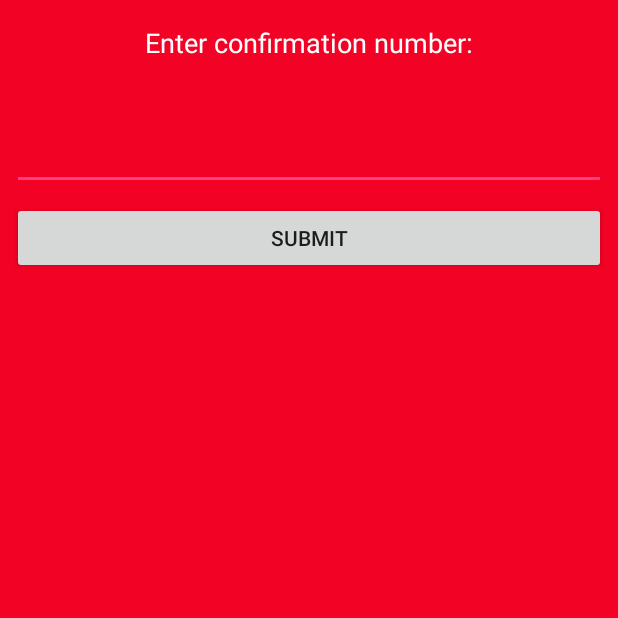
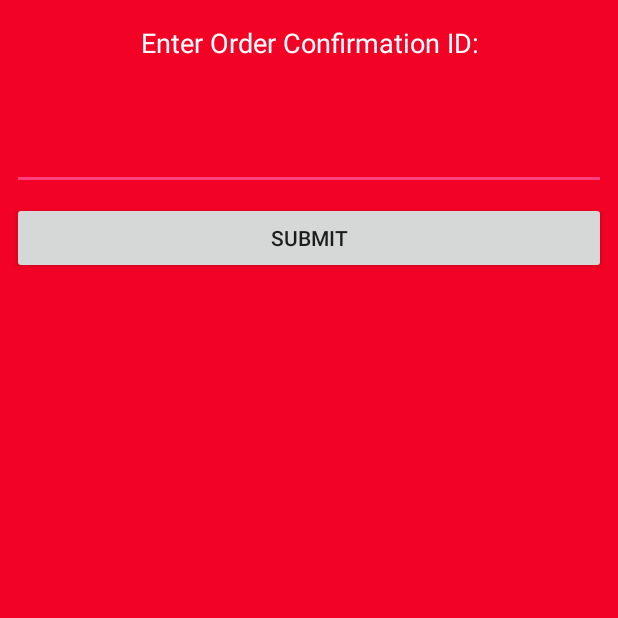
Before and after one commit to miguelllamas/MOBAPDE_Final_Project, an Android app: the CashierView screen opened directly, with no data from a screen before it, on a phone screen of 412 x 824 dp, the top half of it. Run offline under Robolectric (Android 15) with nearby library versions, the phone set to English and light mode, and no system bars; our stand-ins replace Firebase (no records; nobody signed in at launch, a user with empty details on screens opened directly).

Commit message:
String changes

```diff
--- a/app/src/main/java/com/example/rolo/ramennagikiosk/CartActivity.java
+++ b/app/src/main/java/com/example/rolo/ramennagikiosk/CartActivity.java
@@ -102,10 +102,11 @@ public class CartActivity extends AppCompatActivity {
     public void promptDialog(){
         android.app.AlertDialog.Builder builder = new android.app.AlertDialog.Builder(this);
 
-        builder.setTitle("CONFIRM");
+        builder.setTitle("Confirm Order");
         final TextView userInput = new TextView(this);
         final OrderIDSingleton singleton = OrderIDSingleton.getInstance();
-        userInput.setText("\t\tTOTAL BILL: " + totalTalaga + "\n\t\tConfirmationPin: " + singleton.getCurrOrderID());
+        DecimalFormat df2 = new DecimalFormat("0.00");
+        userInput.setText("\n\t\tYour Total Bill: PHP " + df2.format(totalTalaga) + "\n\t\tOrder Confirmation ID: " + singleton.getCurrOrderID());
         builder.setView(userInput);
 
         builder.setPositiveButton(R.string.ok, new DialogInterface.OnClickListener() {
--- a/app/src/main/java/com/example/rolo/ramennagikiosk/CashierView.java
+++ b/app/src/main/java/com/example/rolo/ramennagikiosk/CashierView.java
@@ -71,7 +71,7 @@ public class CashierView extends AppCompatActivity {
         builder.setTitle("Success");
         final TextView userInput = new TextView(this);
         final OrderIDSingleton singleton = OrderIDSingleton.getInstance();
-        userInput.setText("\t\tOrder successfully registered.");
+        userInput.setText("\t\t\nOrder successfully registered.");
         builder.setView(userInput);
 
         builder.setPositiveButton(R.string.ok, new DialogInterface.OnClickListener() {
--- a/app/src/main/res/values/strings.xml
+++ b/app/src/main/res/values/strings.xml
@@ -23,7 +23,7 @@
     <string name="check2">View Item</string>
     <string name="addButton">Add to Cart</string>
 
-    <string name="cashMSG">Enter confirmation number:</string>
+    <string name="cashMSG">Enter Order Confirmation ID:</string>
     <string name="defaultDesc">No Description Available</string>
     <string name="Back">Back</string>
 
```
